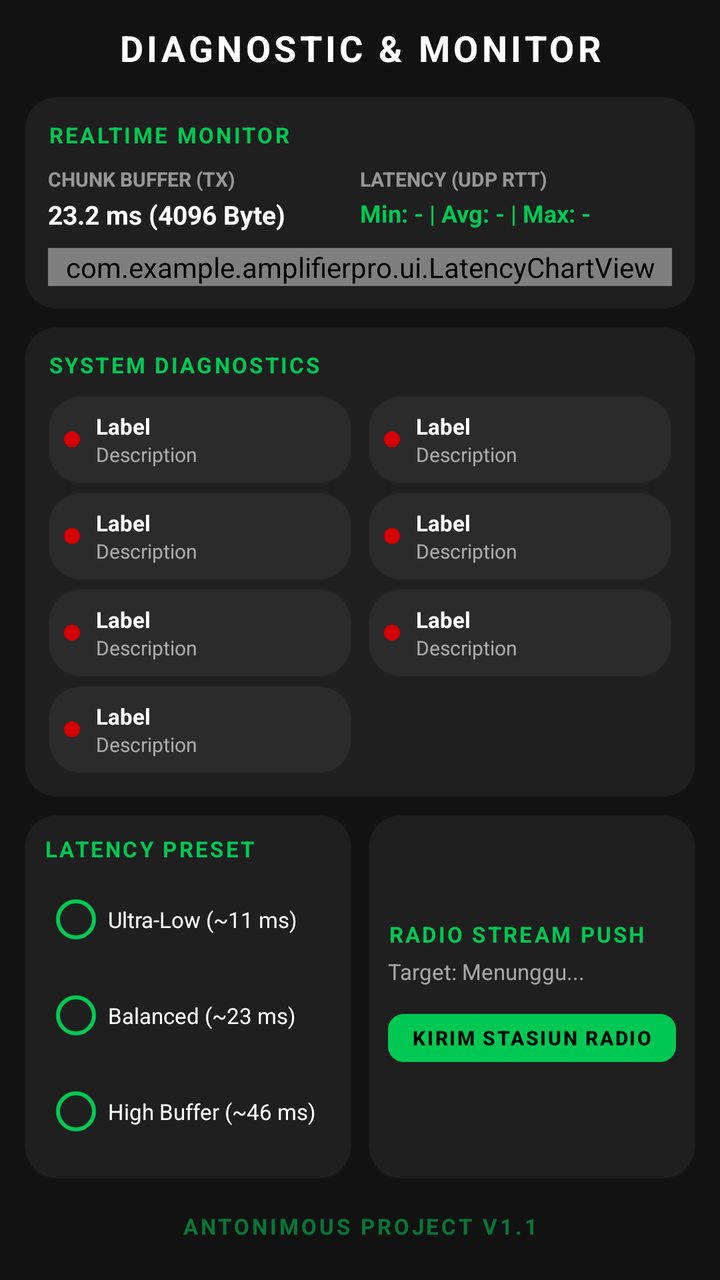
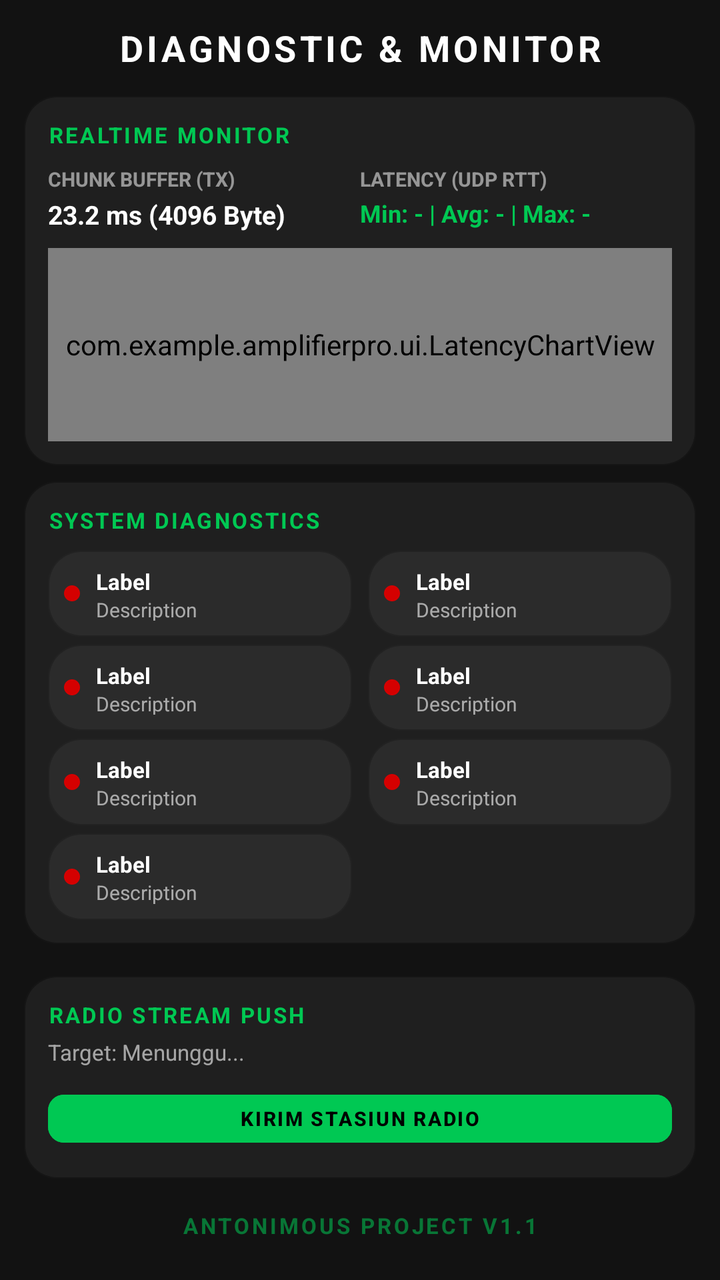

An Android layout rendered at two revisions. The XML below is the earlier revision; the diff shows what the commit changed to produce the second picture.
<!-- AndroidManifest.xml: activity theme Theme.AMPLIFIERPRO -->
<!-- res/layout/activity_status.xml -->
<?xml version="1.0" encoding="utf-8"?>
<RelativeLayout xmlns:android="http://schemas.android.com/apk/res/android"
    xmlns:app="http://schemas.android.com/apk/res-auto"
    xmlns:tools="http://schemas.android.com/tools"
    android:id="@+id/rootStatusLayout"
    android:layout_width="match_parent"
    android:layout_height="match_parent"
    android:background="@color/dark_background"
    tools:targetApi="q"
    android:forceDarkAllowed="false">

    
    <RelativeLayout
        android:id="@+id/headerStatus"
        android:layout_width="match_parent"
        android:layout_height="wrap_content"
        android:minHeight="48dp"
        android:paddingHorizontal="16dp"
        android:paddingVertical="10dp"
        android:background="@android:color/transparent">

        <TextView
            android:layout_width="wrap_content"
            android:layout_height="wrap_content"
            android:layout_centerInParent="true"
            android:gravity="center"
            android:text="DIAGNOSTIC &amp; MONITOR"
            android:textColor="@color/white"
            android:textSize="18sp"
            android:textStyle="bold"
            android:letterSpacing="0.1" />
    </RelativeLayout>

    <ScrollView
        android:layout_width="match_parent"
        android:layout_height="match_parent"
        android:layout_below="@id/headerStatus"
        android:fillViewport="true"
        android:scrollbars="none">

        <LinearLayout
            android:layout_width="match_parent"
            android:layout_height="wrap_content"
            android:orientation="vertical"
            android:paddingHorizontal="12dp"
            android:paddingBottom="8dp"
            android:clipToPadding="false"
            android:clipChildren="false">

            
            <FrameLayout
                android:layout_width="match_parent"
                android:layout_height="0dp"
                android:layout_weight="1.2"
                android:layout_marginBottom="8dp"
                android:background="@drawable/section_background"
                android:backgroundTint="#0DFFFFFF">

                <LinearLayout
                    android:layout_width="match_parent"
                    android:layout_height="match_parent"
                    android:orientation="vertical"
                    android:padding="12dp">

                    <TextView
                        android:id="@+id/tvHeaderRealtimeMonitor"
                        android:layout_width="wrap_content"
                        android:layout_height="wrap_content"
                        android:text="REALTIME MONITOR"
                        android:textColor="@color/accent_green"
                        android:textSize="11sp"
                        android:textStyle="bold"
                        android:letterSpacing="0.1" />

                    <LinearLayout
                        android:layout_width="match_parent"
                        android:layout_height="wrap_content"
                        android:layout_marginTop="8dp"
                        android:baselineAligned="false"
                        android:orientation="horizontal">

                        <LinearLayout
                            android:layout_width="0dp"
                            android:layout_height="wrap_content"
                            android:layout_weight="1"
                            android:orientation="vertical">

                            <TextView
                                android:layout_width="wrap_content"
                                android:layout_height="wrap_content"
                                android:text="CHUNK BUFFER (TX)"
                                android:textColor="#88FFFFFF"
                                android:textSize="10sp"
                                android:textStyle="bold" />

                            <TextView
                                android:id="@+id/tvTxBufferMsInfo"
                                android:layout_width="wrap_content"
                                android:layout_height="wrap_content"
                                android:layout_marginTop="2dp"
                                android:text="23.2 ms (4096 Byte)"
                                android:textColor="@color/white"
                                android:textSize="13sp"
                                android:textStyle="bold" />
                        </LinearLayout>

                        <LinearLayout
                            android:layout_width="0dp"
                            android:layout_height="wrap_content"
                            android:layout_weight="1"
                            android:orientation="vertical">

                            <TextView
                                android:layout_width="wrap_content"
                                android:layout_height="wrap_content"
                                android:text="LATENCY (UDP RTT)"
                                android:textColor="#88FFFFFF"
                                android:textSize="10sp"
                                android:textStyle="bold" />

                            <TextView
                                android:id="@+id/tvRttLatencyStats"
                                android:layout_width="wrap_content"
                                android:layout_height="wrap_content"
                                android:layout_marginTop="2dp"
                                android:text="Min: - | Avg: - | Max: -"
                                android:textColor="@color/accent_green"
                                android:textSize="12sp"
                                android:textStyle="bold" />
                        </LinearLayout>

                    </LinearLayout>

                    <com.example.amplifierpro.ui.LatencyChartView
                        android:id="@+id/latencyChartView"
                        android:layout_width="match_parent"
                        android:layout_height="0dp"
                        android:layout_weight="1"
                        android:layout_marginTop="8dp"
                        android:background="@drawable/chart_background"
                        android:clipToOutline="true" />

                </LinearLayout>
            </FrameLayout>

            
            <FrameLayout
                android:layout_width="match_parent"
                android:layout_height="0dp"
                android:layout_weight="1.5"
                android:layout_marginBottom="8dp"
                android:background="@drawable/section_background"
                android:backgroundTint="#0DFFFFFF">

                <LinearLayout
                    android:layout_width="match_parent"
                    android:layout_height="match_parent"
                    android:orientation="vertical"
                    android:padding="12dp">

                    <TextView
                        android:id="@+id/tvHeaderSystemDiagnostics"
                        android:layout_width="wrap_content"
                        android:layout_height="wrap_content"
                        android:layout_marginBottom="8dp"
                        android:text="SYSTEM DIAGNOSTICS"
                        android:textColor="@color/accent_green"
                        android:textSize="11sp"
                        android:textStyle="bold"
                        android:letterSpacing="0.1" />

                    <LinearLayout
                        android:layout_width="match_parent"
                        android:layout_height="0dp"
                        android:layout_weight="1"
                        android:orientation="vertical">

                        <LinearLayout
                            android:layout_width="match_parent"
                            android:layout_height="0dp"
                            android:layout_weight="1"
                            android:baselineAligned="false"
                            android:orientation="horizontal">

                            <include layout="@layout/item_status_diagnostic_compact" android:id="@+id/statusNotifListener"
                                android:layout_width="0dp" android:layout_height="match_parent" android:layout_weight="1" android:layout_marginEnd="4dp" />
                            <include layout="@layout/item_status_diagnostic_compact" android:id="@+id/statusMediaSession"
                                android:layout_width="0dp" android:layout_height="match_parent" android:layout_weight="1" android:layout_marginStart="4dp" />
                        </LinearLayout>

                        <LinearLayout
                            android:layout_width="match_parent"
                            android:layout_height="0dp"
                            android:layout_weight="1"
                            android:baselineAligned="false"
                            android:orientation="horizontal"
                            android:layout_marginTop="4dp">

                            <include layout="@layout/item_status_diagnostic_compact" android:id="@+id/statusBatteryOpt"
                                android:layout_width="0dp" android:layout_height="match_parent" android:layout_weight="1" android:layout_marginEnd="4dp" />
                            <include layout="@layout/item_status_diagnostic_compact" android:id="@+id/statusAudioPermission"
                                android:layout_width="0dp" android:layout_height="match_parent" android:layout_weight="1" android:layout_marginStart="4dp" />
                        </LinearLayout>

                        <LinearLayout
                            android:layout_width="match_parent"
                            android:layout_height="0dp"
                            android:layout_weight="1"
                            android:baselineAligned="false"
                            android:orientation="horizontal"
                            android:layout_marginTop="4dp">

                            <include layout="@layout/item_status_diagnostic_compact" android:id="@+id/statusLocation"
                                android:layout_width="0dp" android:layout_height="match_parent" android:layout_weight="1" android:layout_marginEnd="4dp" />
                            <include layout="@layout/item_status_diagnostic_compact" android:id="@+id/statusTcpConnection"
                                android:layout_width="0dp" android:layout_height="match_parent" android:layout_weight="1" android:layout_marginStart="4dp" />
                        </LinearLayout>

                        <LinearLayout
                            android:layout_width="match_parent"
                            android:layout_height="0dp"
                            android:layout_weight="1"
                            android:baselineAligned="false"
                            android:orientation="horizontal"
                            android:layout_marginTop="4dp">

                            <include layout="@layout/item_status_diagnostic_compact" android:id="@+id/statusMetadata"
                                android:layout_width="0dp" android:layout_height="match_parent" android:layout_weight="1" android:layout_marginEnd="4dp" />
                            <View
                                android:layout_width="0dp" android:layout_height="match_parent" android:layout_weight="1" android:layout_marginStart="4dp" />
                        </LinearLayout>

                    </LinearLayout>

                </LinearLayout>
            </FrameLayout>

            
            <LinearLayout
                android:layout_width="match_parent"
                android:layout_height="0dp"
                android:layout_weight="1.1"
                android:baselineAligned="false"
                android:orientation="horizontal">

                
                <FrameLayout
                    android:layout_width="0dp"
                    android:layout_height="match_parent"
                    android:layout_weight="1"
                    android:layout_marginEnd="4dp"
                    android:background="@drawable/section_background"
                    android:backgroundTint="#0DFFFFFF">

                    <LinearLayout
                        android:layout_width="match_parent"
                        android:layout_height="match_parent"
                        android:orientation="vertical"
                        android:padding="10dp"
                        android:gravity="center_vertical">

                        <TextView
                            android:id="@+id/tvHeaderLatencyPreset"
                            android:layout_width="wrap_content"
                            android:layout_height="wrap_content"
                            android:text="LATENCY PRESET"
                            android:textColor="@color/accent_green"
                            android:textSize="11sp"
                            android:textStyle="bold"
                            android:letterSpacing="0.1" />

                        <RadioGroup
                            android:id="@+id/rgLatencyPreset"
                            android:layout_width="match_parent"
                            android:layout_height="wrap_content"
                            android:layout_marginTop="4dp"
                            android:orientation="vertical">

                            <RadioButton
                                android:id="@+id/rbLatencyUltraLow"
                                android:layout_width="match_parent"
                                android:layout_height="wrap_content"
                                android:paddingVertical="1dp"
                                android:text="Ultra-Low (~11 ms)"
                                android:textColor="@color/white"
                                android:buttonTint="@color/accent_green"
                                android:textSize="11sp" />

                            <RadioButton
                                android:id="@+id/rbLatencyBalanced"
                                android:layout_width="match_parent"
                                android:layout_height="wrap_content"
                                android:paddingVertical="1dp"
                                android:text="Balanced (~23 ms)"
                                android:textColor="@color/white"
                                android:buttonTint="@color/accent_green"
                                android:textSize="11sp" />

                            <RadioButton
                                android:id="@+id/rbLatencyHigh"
                                android:layout_width="match_parent"
                                android:layout_height="wrap_content"
                                android:paddingVertical="1dp"
                                android:text="High Buffer (~46 ms)"
                                android:textColor="@color/white"
                                android:buttonTint="@color/accent_green"
                                android:textSize="11sp" />

                        </RadioGroup>

                    </LinearLayout>
                </FrameLayout>

                
                <FrameLayout
                    android:layout_width="0dp"
                    android:layout_height="match_parent"
                    android:layout_weight="1"
                    android:layout_marginStart="4dp"
                    android:background="@drawable/section_background"
                    android:backgroundTint="#0DFFFFFF">

                    <LinearLayout
                        android:layout_width="match_parent"
                        android:layout_height="match_parent"
                        android:orientation="vertical"
                        android:padding="10dp"
                        android:gravity="center_vertical">

                        <TextView
                            android:id="@+id/tvHeaderRadioPush"
                            android:layout_width="wrap_content"
                            android:layout_height="wrap_content"
                            android:text="RADIO STREAM PUSH"
                            android:textColor="@color/accent_green"
                            android:textSize="11sp"
                            android:textStyle="bold"
                            android:letterSpacing="0.1" />

                        <TextView
                            android:id="@+id/tvRadioReceiverTarget"
                            android:layout_width="wrap_content"
                            android:layout_height="wrap_content"
                            android:layout_marginTop="4dp"
                            android:layout_marginBottom="8dp"
                            android:text="Target: Menunggu..."
                            android:textColor="#99FFFFFF"
                            android:textSize="11sp" />

                        <Button
                            android:id="@+id/btnSendRadioToReceiver"
                            style="@style/Widget.MaterialComponents.Button.UnelevatedButton"
                            android:layout_width="match_parent"
                            android:layout_height="36dp"
                            android:paddingVertical="0dp"
                            android:paddingHorizontal="4dp"
                            android:backgroundTint="@color/accent_green"
                            android:text="KIRIM STASIUN RADIO"
                            android:textColor="@color/black"
                            android:textSize="10sp"
                            android:textStyle="bold"
                            app:cornerRadius="8dp" />

                    </LinearLayout>
                </FrameLayout>

            </LinearLayout>

            
            <TextView
                android:id="@+id/tvWatermarkDiag"
                android:layout_width="match_parent"
                android:layout_height="wrap_content"
                android:layout_marginTop="16dp"
                android:layout_marginBottom="12dp"
                android:gravity="center"
                android:text="ANTONIMOUS PROJECT V1.1"
                android:textColor="@color/accent_green"
                android:textSize="11sp"
                android:textStyle="bold"
                android:letterSpacing="0.12"
                android:alpha="0.55" />

        </LinearLayout>
    </ScrollView>

</RelativeLayout>
<!-- res/layout/item_status_diagnostic_compact.xml (included above) -->
<?xml version="1.0" encoding="utf-8"?>
<FrameLayout xmlns:android="http://schemas.android.com/apk/res/android"
    android:layout_width="match_parent"
    android:layout_height="match_parent"
    android:background="@drawable/section_background"
    android:backgroundTint="#0DFFFFFF">

    <LinearLayout
        android:layout_width="match_parent"
        android:layout_height="match_parent"
        android:gravity="center_vertical"
        android:orientation="horizontal"
        android:padding="8dp">

        <View
            android:id="@+id/viewIndicator"
            android:layout_width="8dp"
            android:layout_height="8dp"
            android:background="@drawable/circle_shape"
            android:backgroundTint="#D50000" />

        <LinearLayout
            android:layout_width="0dp"
            android:layout_height="wrap_content"
            android:layout_marginStart="8dp"
            android:layout_weight="1"
            android:orientation="vertical">

            <TextView
                android:id="@+id/tvLabel"
                android:layout_width="wrap_content"
                android:layout_height="wrap_content"
                android:text="Label"
                android:textColor="@color/white"
                android:textSize="11sp"
                android:textStyle="bold" />

            <TextView
                android:id="@+id/tvDescription"
                android:layout_width="wrap_content"
                android:layout_height="wrap_content"
                android:text="Description"
                android:textColor="#99FFFFFF"
                android:textSize="10sp"
                android:maxLines="1"
                android:ellipsize="end" />
        </LinearLayout>

        <Button
            android:id="@+id/btnFix"
            style="@style/Widget.MaterialComponents.Button.TextButton"
            android:layout_width="wrap_content"
            android:layout_height="28dp"
            android:paddingHorizontal="4dp"
            android:paddingVertical="0dp"
            android:text="FIX"
            android:textColor="@color/accent_green"
            android:textSize="10sp"
            android:visibility="gone" />

    </LinearLayout>
</FrameLayout>
<!-- resources referenced by this layout -->
<resources>
  <color name="accent_green">#00C853</color>
  <color name="black">#FF000000</color>
  <color name="dark_background">#121212</color>
  <color name="white">#FFFFFFFF</color>
  <!-- drawable chart_background (drawable) -->
  <?xml version="1.0" encoding="utf-8"?>
  <shape xmlns:android="http://schemas.android.com/apk/res/android">
      <solid android:color="#10FFFFFF" />
      <corners android:radius="12dp" />
  </shape>
  <!-- drawable circle_shape (drawable) -->
  <?xml version="1.0" encoding="utf-8"?>
  <shape xmlns:android="http://schemas.android.com/apk/res/android"
      android:shape="oval">
      <solid android:color="@android:color/white" />
  </shape>
  <!-- drawable section_background (drawable) -->
  <?xml version="1.0" encoding="utf-8"?>
  <shape xmlns:android="http://schemas.android.com/apk/res/android">
      <solid android:color="#1A1A1A" />
      <corners android:radius="16dp" />
      <stroke android:width="1.2dp" android:color="#33FFFFFF" />
  </shape>
  <style name="Theme.AMPLIFIERPRO" parent="Theme.MaterialComponents.DayNight.NoActionBar">
          
          <item name="android:statusBarColor">@android:color/transparent</item>
          <item name="android:windowLightStatusBar">false</item>
          <item name="colorPrimary">@color/accent_green</item>
          <item name="colorSecondary">@color/accent_yellow</item>
          <item name="android:windowBackground">@color/dark_background</item>
          <item name="android:forceDarkAllowed" tools:targetApi="q">false</item>
          <item name="android:navigationBarColor">@android:color/transparent</item>
          <item name="android:windowLightNavigationBar" tools:targetApi="27">false</item>
  
          
          <item name="materialAlertDialogTheme">@style/CustomAlertDialog</item>
      </style>
  <color name="accent_yellow">#FFAB00</color>
  <style name="CustomAlertDialog" parent="Theme.MaterialComponents.DayNight.Dialog.Alert">
          <item name="android:windowBackground">@android:color/transparent</item>
          <item name="android:windowFrame">@null</item>
          <item name="android:windowIsFloating">true</item>
          <item name="android:windowContentOverlay">@null</item>
          <item name="android:backgroundDimEnabled">true</item>
          <item name="android:windowAnimationStyle">@android:style/Animation.Dialog</item>
          <item name="android:forceDarkAllowed">false</item>
      </style>
</resources>

<!-- the commit's change to res/layout/activity_status.xml (unified diff, before → after) -->
@@ -236,135 +236,56 @@
             </FrameLayout>
 
             
-            <LinearLayout
+            <FrameLayout
                 android:layout_width="match_parent"
-                android:layout_height="0dp"
-                android:layout_weight="1.1"
-                android:baselineAligned="false"
-                android:orientation="horizontal">
-
-                
-                <FrameLayout
-                    android:layout_width="0dp"
-                    android:layout_height="match_parent"
-                    android:layout_weight="1"
-                    android:layout_marginEnd="4dp"
-                    android:background="@drawable/section_background"
-                    android:backgroundTint="#0DFFFFFF">
-
-                    <LinearLayout
+                android:layout_height="wrap_content"
+                android:layout_marginTop="8dp"
+                android:background="@drawable/section_background"
+                android:backgroundTint="#0DFFFFFF">
+
+                <LinearLayout
+                    android:layout_width="match_parent"
+                    android:layout_height="wrap_content"
+                    android:orientation="vertical"
+                    android:padding="12dp"
+                    android:gravity="center_vertical">
+
+                    <TextView
+                        android:id="@+id/tvHeaderRadioPush"
+                        android:layout_width="wrap_content"
+                        android:layout_height="wrap_content"
+                        android:text="RADIO STREAM PUSH"
+                        android:textColor="@color/accent_green"
+                        android:textSize="11sp"
+                        android:textStyle="bold"
+                        android:letterSpacing="0.1" />
+
+                    <TextView
+                        android:id="@+id/tvRadioReceiverTarget"
+                        android:layout_width="wrap_content"
+                        android:layout_height="wrap_content"
+                        android:layout_marginTop="4dp"
+                        android:layout_marginBottom="8dp"
+                        android:text="Target: Menunggu..."
+                        android:textColor="#99FFFFFF"
+                        android:textSize="11sp" />
+
+                    <Button
+                        android:id="@+id/btnSendRadioToReceiver"
+                        style="@style/Widget.MaterialComponents.Button.UnelevatedButton"
                         android:layout_width="match_parent"
-                        android:layout_height="match_parent"
-                        android:orientation="vertical"
-                        android:padding="10dp"
-                        android:gravity="center_vertical">
-
-                        <TextView
-                            android:id="@+id/tvHeaderLatencyPreset"
-                            android:layout_width="wrap_content"
-                            android:layout_height="wrap_content"
-                            android:text="LATENCY PRESET"
-                            android:textColor="@color/accent_green"
-                            android:textSize="11sp"
-                            android:textStyle="bold"
-                            android:letterSpacing="0.1" />
-
-                        <RadioGroup
-                            android:id="@+id/rgLatencyPreset"
-                            android:layout_width="match_parent"
-                            android:layout_height="wrap_content"
-                            android:layout_marginTop="4dp"
-                            android:orientation="vertical">
-
-                            <RadioButton
-                                android:id="@+id/rbLatencyUltraLow"
-                                android:layout_width="match_parent"
-                                android:layout_height="wrap_content"
-                                android:paddingVertical="1dp"
-                                android:text="Ultra-Low (~11 ms)"
-                                android:textColor="@color/white"
-                                android:buttonTint="@color/accent_green"
-                                android:textSize="11sp" />
-
-                            <RadioButton
-                                android:id="@+id/rbLatencyBalanced"
-                                android:layout_width="match_parent"
-                                android:layout_height="wrap_content"
-                                android:paddingVertical="1dp"
-                                android:text="Balanced (~23 ms)"
-                                android:textColor="@color/white"
-                                android:buttonTint="@color/accent_green"
-                                android:textSize="11sp" />
-
-                            <RadioButton
-                                android:id="@+id/rbLatencyHigh"
-                                android:layout_width="match_parent"
-                                android:layout_height="wrap_content"
-                                android:paddingVertical="1dp"
-                                android:text="High Buffer (~46 ms)"
-                                android:textColor="@color/white"
-                                android:buttonTint="@color/accent_green"
-                                android:textSize="11sp" />
-
-                        </RadioGroup>
-
-                    </LinearLayout>
-                </FrameLayout>
-
-                
-                <FrameLayout
-                    android:layout_width="0dp"
-                    android:layout_height="match_parent"
-                    android:layout_weight="1"
-                    android:layout_marginStart="4dp"
-                    android:background="@drawable/section_background"
-                    android:backgroundTint="#0DFFFFFF">
-
-                    <LinearLayout
-                        android:layout_width="match_parent"
-                        android:layout_height="match_parent"
-                        android:orientation="vertical"
-                        android:padding="10dp"
-                        android:gravity="center_vertical">
-
-                        <TextView
-                            android:id="@+id/tvHeaderRadioPush"
-                            android:layout_width="wrap_content"
-                            android:layout_height="wrap_content"
-                            android:text="RADIO STREAM PUSH"
-                            android:textColor="@color/accent_green"
-                            android:textSize="11sp"
-                            android:textStyle="bold"
-                            android:letterSpacing="0.1" />
-
-                        <TextView
-                            android:id="@+id/tvRadioReceiverTarget"
-                            android:layout_width="wrap_content"
-                            android:layout_height="wrap_content"
-                            android:layout_marginTop="4dp"
-                            android:layout_marginBottom="8dp"
-                            android:text="Target: Menunggu..."
-                            android:textColor="#99FFFFFF"
-                            android:textSize="11sp" />
-
-                        <Button
-                            android:id="@+id/btnSendRadioToReceiver"
-                            style="@style/Widget.MaterialComponents.Button.UnelevatedButton"
-                            android:layout_width="match_parent"
-                            android:layout_height="36dp"
-                            android:paddingVertical="0dp"
-                            android:paddingHorizontal="4dp"
-                            android:backgroundTint="@color/accent_green"
-                            android:text="KIRIM STASIUN RADIO"
-                            android:textColor="@color/black"
-                            android:textSize="10sp"
-                            android:textStyle="bold"
-                            app:cornerRadius="8dp" />
-
-                    </LinearLayout>
-                </FrameLayout>
-
-            </LinearLayout>
+                        android:layout_height="36dp"
+                        android:paddingVertical="0dp"
+                        android:paddingHorizontal="4dp"
+                        android:backgroundTint="@color/accent_green"
+                        android:text="KIRIM STASIUN RADIO"
+                        android:textColor="@color/black"
+                        android:textSize="10sp"
+                        android:textStyle="bold"
+                        app:cornerRadius="8dp" />
+
+                </LinearLayout>
+            </FrameLayout>
 
             
             <TextView
